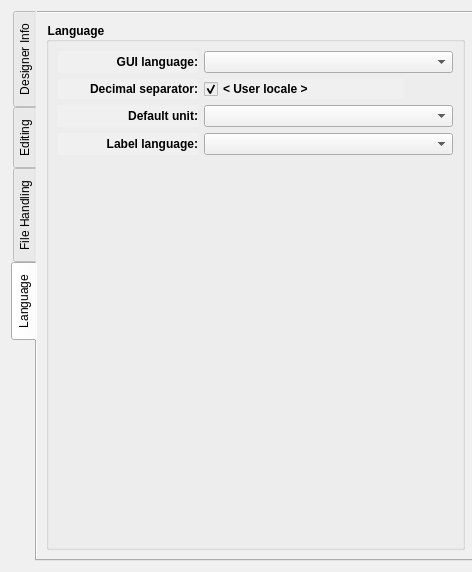
Above: src/app/seamly2d/dialogs/configpages/preferencesconfigurationpage.ui from FashionFreedom/Seamly2D before the change. Below: the same form after it.
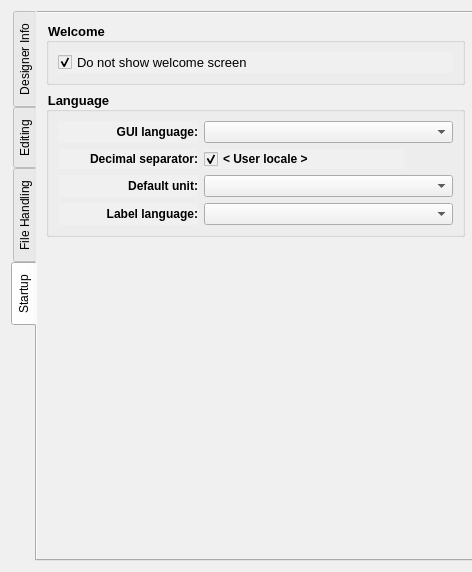
That is the form after the change. The open tabs and pages were chosen to show the change. Custom widgets are drawn as their Qt base class.

Commit message: add seamly2d welcome screen

```diff
--- a/src/app/seamly2d/dialogs/configpages/preferencesconfigurationpage.ui
+++ b/src/app/seamly2d/dialogs/configpages/preferencesconfigurationpage.ui
@@ -61,7 +61,7 @@
       <enum>QTabWidget::West</enum>
      </property>
      <property name="currentIndex">
-      <number>0</number>
+      <number>3</number>
      </property>
      <widget class="QWidget" name="tab">
       <attribute name="title">
@@ -1153,9 +1153,46 @@
      </widget>
      <widget class="QWidget" name="language_Tab">
       <attribute name="title">
-       <string>Language</string>
+       <string>Startup</string>
       </attribute>
       <layout class="QVBoxLayout" name="verticalLayout_10">
+       <item>
+        <widget class="QGroupBox" name="startup_GroupBox">
+         <property name="minimumSize">
+          <size>
+           <width>0</width>
+           <height>0</height>
+          </size>
+         </property>
+         <property name="font">
+          <font>
+           <pointsize>10</pointsize>
+           <bold>true</bold>
+          </font>
+         </property>
+         <property name="title">
+          <string>Welcome</string>
+         </property>
+         <layout class="QVBoxLayout" name="verticalLayout_15">
+          <item>
+           <widget class="QCheckBox" name="showWelcome_CheckBox">
+            <property name="font">
+             <font>
+              <pointsize>10</pointsize>
+              <bold>false</bold>
+             </font>
+            </property>
+            <property name="text">
+             <string>Do not show welcome screen</string>
+            </property>
+            <property name="checked">
+             <bool>true</bool>
+            </property>
+           </widget>
+          </item>
+         </layout>
+        </widget>
+       </item>
        <item>
         <widget class="QGroupBox" name="language_GroupBox">
          <property name="minimumSize">
@@ -1172,7 +1209,7 @@
          </property>
          <property name="font">
           <font>
-           <pointsize>9</pointsize>
+           <pointsize>10</pointsize>
            <bold>true</bold>
           </font>
          </property>
@@ -1377,6 +1414,9 @@
             </item>
            </layout>
           </item>
+         </layout>
+        </widget>
+       </item>
           <item>
            <spacer name="verticalSpacer_2">
             <property name="orientation">
@@ -1389,9 +1429,6 @@
              </size>
             </property>
            </spacer>
-          </item>
-         </layout>
-        </widget>
        </item>
       </layout>
      </widget>
```
Lines whose indentation alone changed are shown as unchanged. The commit also changes 104 other files.
